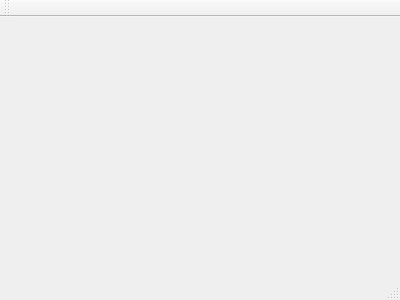
This is mainwindow.ui in TheHoudini/EasyGraphics as Qt 5 draws it before an edit. The edited form follows.
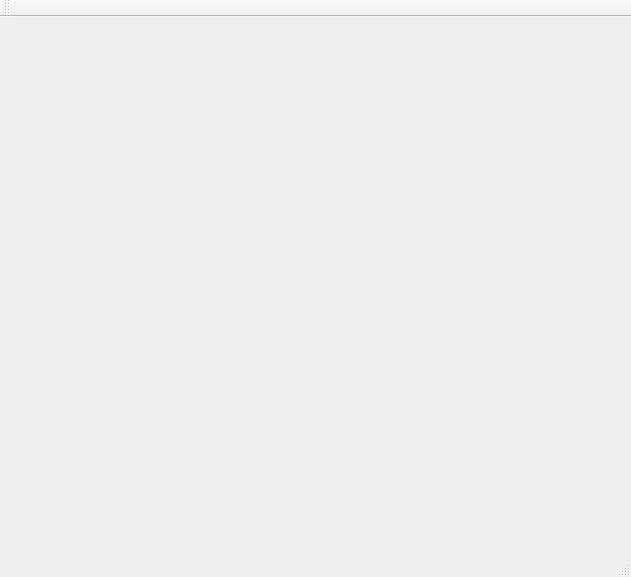
This is the edited form.

The edit to the form file:
```diff
--- a/mainwindow.ui
+++ b/mainwindow.ui
@@ -6,8 +6,8 @@
    <rect>
     <x>0</x>
     <y>0</y>
-    <width>400</width>
-    <height>300</height>
+    <width>631</width>
+    <height>577</height>
    </rect>
   </property>
   <property name="windowTitle">
```
Left out of the diff: 2 changed lines with no effect on the pictures.
